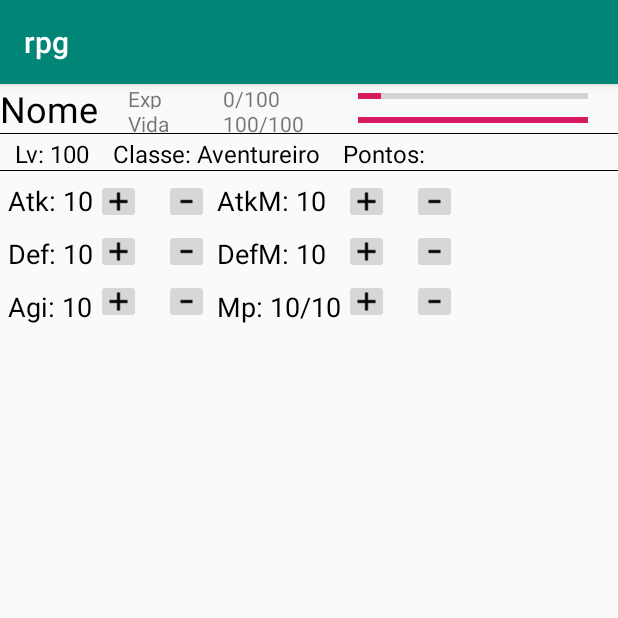
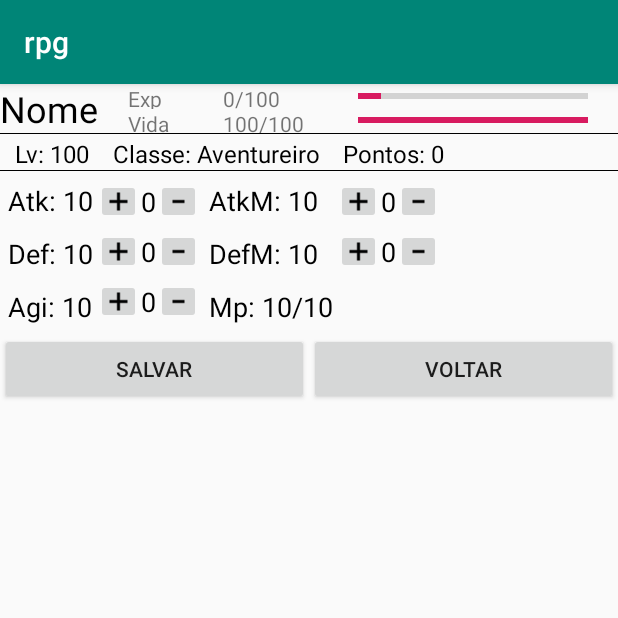
Before and after one commit to nada-pont-com/rpgAndroid, an Android app: the PersonagemMenu screen opened directly, with no data from a screen before it, on a phone screen of 412 x 824 dp, the top half of it. Run offline under Robolectric (Android 15) with nearby library versions, the phone set to English and light mode, and no system bars; 18 statements that could not run were skipped.

Commit message:
Pontos, level up

```diff
--- a/app/src/main/AndroidManifest.xml
+++ b/app/src/main/AndroidManifest.xml
@@ -19,9 +19,10 @@
         <activity android:name=".NovoJogo" />
         <activity android:name=".Jogo" />
         <activity android:name=".Continuar" />
-        <activity android:name=".Dungeon" />
+        <activity android:name=".Dungeon"
+                  android:launchMode="singleTask" />
         <activity android:name=".Battle" />
-        <activity android:name=".PersonagemMenu"></activity>
+        <activity android:name=".PersonagemMenu" />
     </application>
 
 </manifest>
--- a/app/src/main/java/br/com/vinicius/rpg/PersonagemMenu.java
+++ b/app/src/main/java/br/com/vinicius/rpg/PersonagemMenu.java
@@ -1,11 +1,61 @@
 package br.com.vinicius.rpg;
 
+import android.annotation.SuppressLint;
 import android.content.Intent;
+import android.database.sqlite.SQLiteDatabase;
 import android.support.v7.app.AppCompatActivity;
 import android.os.Bundle;
+import android.text.Layout;
+import android.view.View;
+import android.widget.Button;
+import android.widget.ImageButton;
+import android.widget.ProgressBar;
+import android.widget.TextView;
+
+import java.util.List;
 
 public class PersonagemMenu extends AppCompatActivity {
 
+    private TextView Nome;
+    private TextView Level;
+    private TextView Vida;
+    private TextView Exp;
+    private TextView Classe;
+    private TextView Pontos;
+    private TextView Atk;
+    private TextView Def;
+    private TextView AtkM;
+    private TextView DefM;
+    private TextView Agi;
+    private TextView Mp;
+    private ProgressBar VidaBar;
+    private ProgressBar ExpBar;
+
+    private TextView valor;
+    private TextView valor2;
+    private TextView valor3;
+    private TextView valor4;
+    private TextView valor5;
+
+    private ImageButton mais;
+    private ImageButton mais2;
+    private ImageButton mais3;
+    private ImageButton mais4;
+    private ImageButton mais5;
+
+    private ImageButton menos;
+    private ImageButton menos2;
+    private ImageButton menos3;
+    private ImageButton menos4;
+    private ImageButton menos5;
+
+    private DadosTable dado;
+    private int pontos;
+
+    public PersonagemMenu() {
+    }
+
+    @SuppressLint("SetTextI18n")
     @Override
     protected void onCreate(Bundle savedInstanceState) {
         super.onCreate(savedInstanceState);
@@ -13,7 +63,123 @@ public class PersonagemMenu extends AppCompatActivity {
 
         Intent it = getIntent();
         Bundle bundle = it.getExtras();
+        assert bundle != null;
         int position = bundle.getInt("position");
-        DadosTable dado = Sessao.getDadosPerso().get(position);
+        dado = Sessao.getDadosPerso().get(position);
+        pontos = dado.getPontosExp();
+
+        Nome = findViewById(R.id.Nome);
+        Level = findViewById(R.id.Level);
+        Vida = findViewById(R.id.Vida);
+        Exp = findViewById(R.id.ExperienciaNunber);
+        Classe = findViewById(R.id.Classe);
+        Pontos = findViewById(R.id.Pontos);
+        Atk = findViewById(R.id.atk);
+        Def = findViewById(R.id.def);
+        AtkM = findViewById(R.id.atkM);
+        DefM = findViewById(R.id.defM);
+        Agi = findViewById(R.id.agi);
+        Mp = findViewById(R.id.mp);
+
+        ExpBar = findViewById(R.id.progressExp);
+        VidaBar = findViewById(R.id.progressVida);
+
+        Nome.setText(dado.getNome());
+        Level.setText("Lv: "+dado.getLevel());
+        Vida.setText(dado.getVida()+"/"+dado.getVidaMax());
+        Exp.setText(dado.getExperiencia()+"/"+dado.getExpMax());
+        Classe.setText("Classe: "+dado.getClasse());
+        Atk.setText("Atk: "+dado.getAtk());
+        Def.setText("Def: "+dado.getDef());
+        AtkM.setText("AtkM: "+dado.getAtkM());
+        DefM.setText("DefM: "+dado.getDefM());
+        Agi.setText("Agi: "+dado.getAgi());
+        Mp.setText("Mp: "+dado.getMp()+"/"+dado.getMpMax());
+        Pontos.setText("Pontos: "+pontos);
+
+        ExpBar.setProgress(dado.getExperiencia());
+        ExpBar.setMax(dado.getExpMax());
+        VidaBar.setProgress(dado.getVida());
+        VidaBar.setMax(dado.getVidaMax());
+
+
+        Button Voltar = findViewById(R.id.Voltar);
+        Button Salvar = findViewById(R.id.Salvar);
+
+        View layout;
+        final TextView[] valores = {valor,valor2,valor3,valor4,valor5};
+        ImageButton[] maises = {mais,mais2,mais3,mais4,mais5};
+        ImageButton[] menoes = {menos,menos2,menos3,menos4,menos5};
+        int[] teste =  {R.id.um,R.id.dois,R.id.tres,R.id.quatro,R.id.cinco};
+        for(int i = 0;i<5;i++){
+            layout = findViewById(teste[i]);
+            valores[i] = layout.findViewById(R.id.valor);
+            maises[i] = layout.findViewById(R.id.mais);
+            menoes[i] = layout.findViewById(R.id.menos);
+
+            final int finalI = i;
+            maises[i].setOnClickListener(new View.OnClickListener() {
+                @SuppressLint("SetTextI18n")
+                @Override
+                public void onClick(View v) {
+                    int valorT = Integer.parseInt(valores[finalI].getText().toString());
+                    if(pontos>0){
+                        valorT++;
+                        valores[finalI].setText(valorT+"");
+                        pontos--;
+                        Pontos.setText("Pontos: "+pontos);
+                    }
+                }
+            });
+            menoes[i].setOnClickListener(new View.OnClickListener() {
+                @SuppressLint("SetTextI18n")
+                @Override
+                public void onClick(View v) {
+                    int valorT = Integer.parseInt(valores[finalI].getText().toString());
+                    if(valorT>0){
+                        valorT--;
+                        valores[finalI].setText(valorT+"");
+                        pontos++;
+                        Pontos.setText("Pontos: "+pontos);
+                    }
+                }
+            });
+        }
+
+        Voltar.setOnClickListener(new View.OnClickListener() {
+            @Override
+            public void onClick(View v) {
+                Intent it = new Intent(PersonagemMenu.this,Jogo.class);
+                it.addFlags(Intent.FLAG_ACTIVITY_CLEAR_TOP);
+                startActivity(it);
+            }
+        });
+
+        Salvar.setOnClickListener(new View.OnClickListener() {
+            @Override
+            public void onClick(View v) {
+                int atk = Integer.parseInt(valores[0].getText().toString());
+                int def = Integer.parseInt(valores[1].getText().toString());
+                int agi = Integer.parseInt(valores[2].getText().toString());
+                int atkM = Integer.parseInt(valores[3].getText().toString());
+                int defM = Integer.parseInt(valores[4].getText().toString());
+
+                //salvar pontos, zerar ou voltar para a home
+                dado.setAtk(dado.getAtk()+atk);
+                dado.setDef(dado.getDef()+def);
+                dado.setAtkM(dado.getAtkM()+atkM);
+                dado.setDefM(dado.getDefM()+defM);
+                dado.setAgi(dado.getAgi()+agi);
+                dado.setPontosExp(pontos);
+                Loads.comandos comandos = new Loads.comandos();
+                Bd Banco = new Bd(PersonagemMenu.this);
+                SQLiteDatabase db = Banco.getWritableDatabase();
+                comandos.atulizarDados(db,dado,dado.getLoadId(),dado.getId());
+
+                Intent it = new Intent(PersonagemMenu.this,Jogo.class);
+                it.addFlags(Intent.FLAG_ACTIVITY_CLEAR_TOP);
+                startActivity(it);
+            }
+        });
     }
 }
--- a/app/src/main/res/layout/activity_jogo.xml
+++ b/app/src/main/res/layout/activity_jogo.xml
@@ -88,7 +88,7 @@
                         android:layout_width="0dp"
                         android:layout_height="wrap_content"
                         android:orientation="vertical"
-                        android:visibility="invisible"
+                        android:visibility="visible"
                         app:layout_constraintEnd_toEndOf="parent"
                         app:layout_constraintStart_toStartOf="parent"
                         app:layout_constraintTop_toTopOf="parent">
@@ -111,6 +111,7 @@
                         android:layout_width="0dp"
                         android:layout_height="wrap_content"
                         android:orientation="vertical"
+                        android:visibility="invisible"
                         app:layout_constraintEnd_toEndOf="parent"
                         app:layout_constraintStart_toStartOf="parent"
                         app:layout_constraintTop_toTopOf="parent">
--- a/app/src/main/res/layout/activity_personagem_menu.xml
+++ b/app/src/main/res/layout/activity_personagem_menu.xml
@@ -250,6 +250,7 @@
                             android:orientation="horizontal">
 
                             <include
+                                android:id="@+id/um"
                                 layout="@layout/button_pontos"
                                 android:layout_width="wrap_content"
                                 android:layout_height="30dp"
@@ -262,6 +263,7 @@
                             android:orientation="horizontal">
 
                             <include
+                                android:id="@+id/dois"
                                 layout="@layout/button_pontos"
                                 android:layout_width="wrap_content"
                                 android:layout_height="30dp"
@@ -274,6 +276,7 @@
                             android:orientation="horizontal">
 
                             <include
+                                android:id="@+id/tres"
                                 layout="@layout/button_pontos"
                                 android:layout_width="wrap_content"
                                 android:layout_height="30dp"
@@ -333,6 +336,7 @@
                             android:orientation="horizontal">
 
                             <include
+                                android:id="@+id/quatro"
                                 layout="@layout/button_pontos"
                                 android:layout_width="wrap_content"
                                 android:layout_height="30dp"
@@ -345,18 +349,7 @@
                             android:orientation="horizontal">
 
                             <include
-                                layout="@layout/button_pontos"
-                                android:layout_width="wrap_content"
-                                android:layout_height="30dp"
-                                android:layout_marginTop="3dp" />
-                        </LinearLayout>
-
-                        <LinearLayout
-                            android:layout_width="wrap_content"
-                            android:layout_height="wrap_content"
-                            android:orientation="horizontal">
-
-                            <include
+                                android:id="@+id/cinco"
                                 layout="@layout/button_pontos"
                                 android:layout_width="wrap_content"
                                 android:layout_height="30dp"
@@ -369,5 +362,25 @@
 
             </LinearLayout>
         </LinearLayout>
+
+        <LinearLayout
+            android:layout_width="match_parent"
+            android:layout_height="wrap_content"
+            android:orientation="horizontal">
+
+            <Button
+                android:id="@+id/Salvar"
+                android:layout_width="match_parent"
+                android:layout_height="wrap_content"
+                android:layout_weight="1"
+                android:text="Salvar" />
+
+            <Button
+                android:id="@+id/Voltar"
+                android:layout_width="match_parent"
+                android:layout_height="wrap_content"
+                android:layout_weight="1"
+                android:text="Voltar" />
+        </LinearLayout>
     </LinearLayout>
 </android.support.constraint.ConstraintLayout>
--- a/app/src/main/res/layout/button_pontos.xml
+++ b/app/src/main/res/layout/button_pontos.xml
@@ -2,14 +2,23 @@
 <LinearLayout xmlns:android="http://schemas.android.com/apk/res/android"
     xmlns:app="http://schemas.android.com/apk/res-auto"
     android:layout_width="wrap_content"
-    android:layout_height="30dp">
+    android:layout_height="30dp"
+    android:gravity="center_vertical">
 
     <ImageButton
         android:id="@+id/mais"
         android:layout_width="30dp"
         android:layout_height="wrap_content"
-        android:layout_marginRight="15dp"
         app:srcCompat="@drawable/mais" />
+
+    <TextView
+        android:id="@+id/valor"
+        android:layout_width="wrap_content"
+        android:layout_height="wrap_content"
+        android:layout_weight="1"
+        android:text="0"
+        android:textColor="@android:color/black"
+        android:textSize="18sp" />
 
     <ImageButton
         android:id="@+id/menos"
--- a/app/src/main/res/layout/perso_layout.xml
+++ b/app/src/main/res/layout/perso_layout.xml
@@ -36,8 +36,8 @@
                     android:layout_width="match_parent"
                     android:layout_height="match_parent"
                     android:gravity="center_horizontal"
-                    android:paddingLeft="20dp"
-                    android:paddingRight="20dp">
+                    android:paddingLeft="10dp"
+                    android:paddingRight="10dp">
 
                     <LinearLayout
                         android:layout_width="match_parent"
@@ -72,7 +72,7 @@
                         <LinearLayout
                             android:layout_width="wrap_content"
                             android:layout_height="match_parent"
-                            android:layout_weight="1"
+                            android:layout_weight="3"
                             android:orientation="vertical">
 
                             <TextView
```
Also changed, not shown: app/src/main/java/br/com/vinicius/rpg/AdapterPersoPersonalizado.java (+4 -7 lines), app/src/main/java/br/com/vinicius/rpg/Battle.java (+9 -0 lines), app/src/main/java/br/com/vinicius/rpg/DadosTable.java (+15 -0 lines), app/src/main/java/br/com/vinicius/rpg/Monstros.java (+5 -2 lines), app/src/main/java/br/com/vinicius/rpg/MonstrosDados.java (+8 -6 lines), app/src/main/java/br/com/vinicius/rpg/NovoJogo.java (+10 -0 lines).
